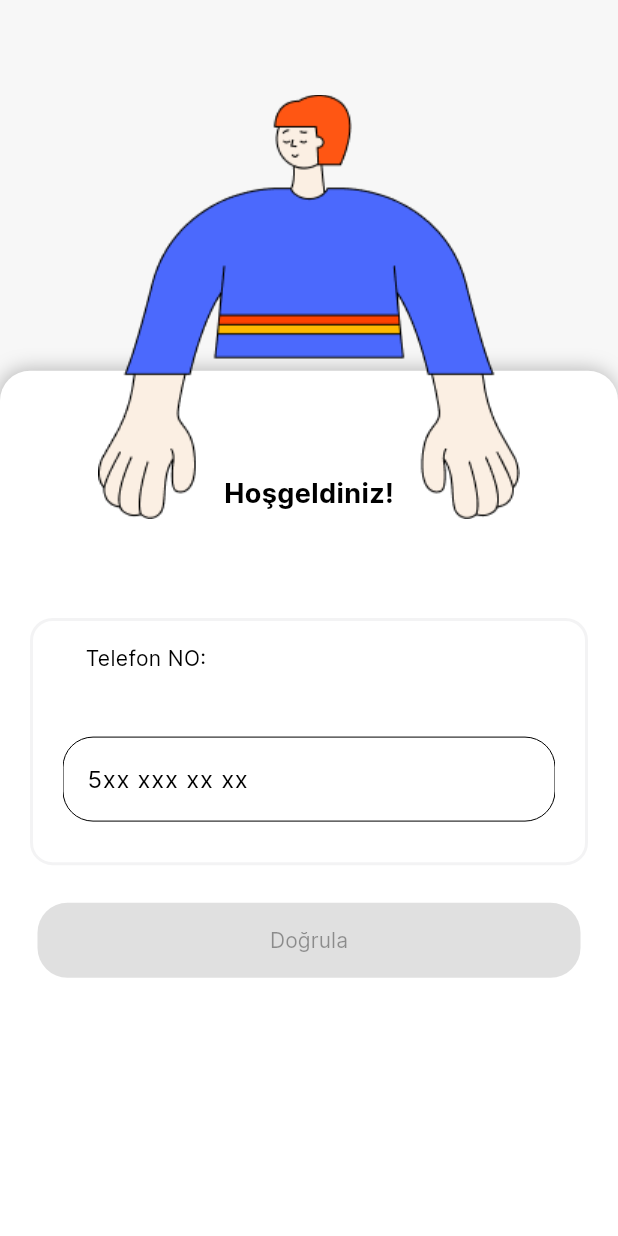
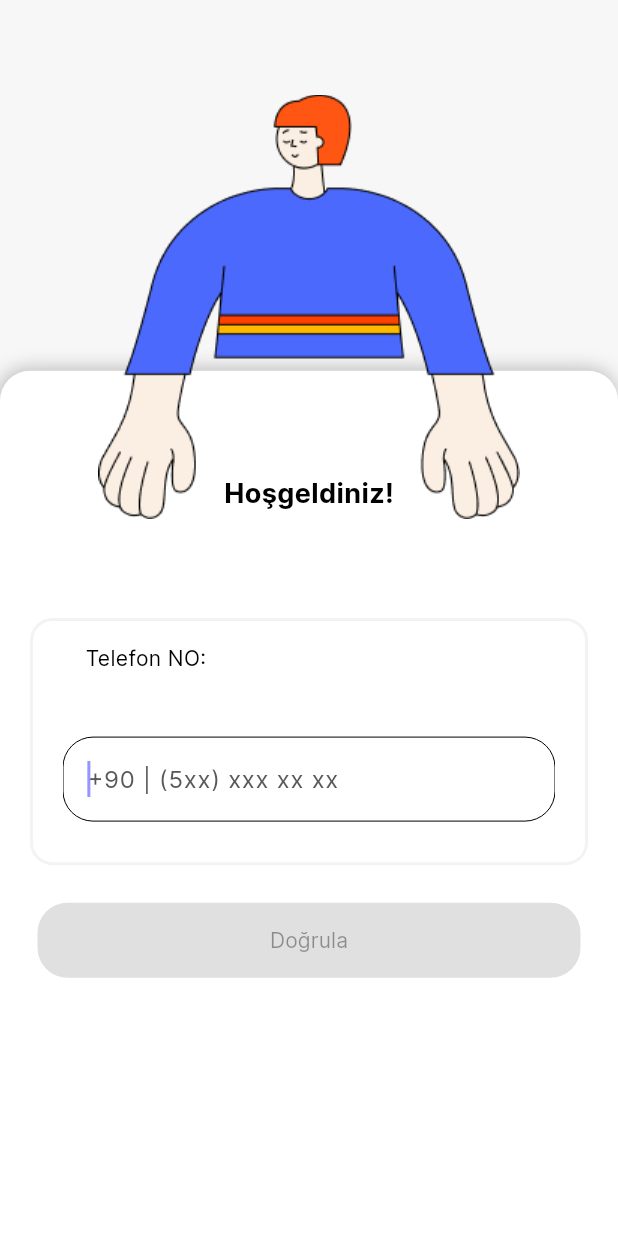
Before and after one commit to yavuzfeti/qr, a Flutter app: the screen it shows after launch, on a phone screen of 412 x 824 dp. Run offline on Flutter 3.47's test engine with Material 3 defaults, Android fonts, the phone set to English and light mode, and no system bars; our stand-ins replace connectivity_plus, dio, flutter_masked_text2, flutter_secure_storage, geolocator, google_nav_bar and 3 more; missing offline and left inert: flutter_barcode_scanner.

```diff
--- a/lib/Screens/Login.dart
+++ b/lib/Screens/Login.dart
@@ -1,5 +1,6 @@
 import 'package:flutter/material.dart';
 import 'package:flutter/services.dart';
+import 'package:flutter_masked_text2/flutter_masked_text2.dart';
 import 'package:pin_code_text_field/pin_code_text_field.dart';
 import 'package:qr/Components/Base.dart';
 import 'package:qr/Components/Message.dart';
@@ -16,8 +17,11 @@ class Login extends StatefulWidget {
 
 class _LoginState extends State<Login> {
 
-  TextEditingController usernameC = TextEditingController();
+  TextEditingController usernameC = MaskedTextController(mask: "+90 | (500) 000 00 00");
   TextEditingController passwordC = TextEditingController();
+
+  FocusNode userFocus = FocusNode();
+  FocusNode passFocus = FocusNode();
 
   @override
   void dispose() {
@@ -46,7 +50,7 @@ class _LoginState extends State<Login> {
     try {
       response = await Network("auth/login").post(
           {
-            "username" : usernameC.text,
+            "username" : usernameC.text.substring(7).replaceAll(" ", "").replaceAll(")", ""),
             "password" : passwordC.text
           }
       );
@@ -170,8 +174,10 @@ class _LoginState extends State<Login> {
                         children: [
                           Center(
                             child: TextField(
+                              autofocus: true,
                               decoration: InputDecoration(
-                                hintText: "5xx xxx xx xx",
+                                hintStyle: TextStyle(color: Themes.grey),
+                                hintText: "+90 | (5xx) xxx xx xx",
                                 enabledBorder: OutlineInputBorder(
                                     borderRadius: BorderRadius.circular(20),
                                     borderSide: BorderSide(
@@ -187,14 +193,16 @@ class _LoginState extends State<Login> {
                               ),
                               keyboardType: TextInputType.number,
                               controller: usernameC,
+                              focusNode: userFocus,
                               inputFormatters: [
                                 FilteringTextInputFormatter.digitsOnly,
-                                LengthLimitingTextInputFormatter(10)
+                                LengthLimitingTextInputFormatter(21)
                               ],
                               onChanged: (v)
                               {
-                                if(usernameC.text.length > 9)
+                                if(usernameC.text.length > 20)
                                 {
+                                  userFocus.unfocus();
                                   _pageController.animateToPage(
                                     1,
                                     duration: Duration(milliseconds: 500),
@@ -208,6 +216,7 @@ class _LoginState extends State<Login> {
                         Center(
                           child: PinCodeTextField(
                             autofocus: true,
+                            focusNode: passFocus,
                             controller: passwordC,
                             pinBoxBorderWidth: 0,
                           pinBoxColor: Themes.lightGrey,
--- a/lib/Screens/ProcessHistory.dart
+++ b/lib/Screens/ProcessHistory.dart
@@ -30,7 +30,7 @@ class _ProcessHistoryState extends State<ProcessHistory> {
       loading = true;
     });
     id = await storage.read(key: "id");
-    response = await Network("logs?user_id=38&token=1000&key=qrpdks_4iJZafkXr1w87NMU3XXguIPYtqw5NP").get();
+    response = await Network("logs?user_id=$id&key=qrpdks_4iJZafkXr1w87NMU3XXguIPYtqw5NP").get();
     setState(() {
       loading = false;
     });
--- a/lib/Utils/Permissions.dart
+++ b/lib/Utils/Permissions.dart
@@ -19,7 +19,7 @@ class Permissions
 
   static Future<void> locationRequest() async
   {
-    location = (await control(Permission.location) || await control(Permission.locationWhenInUse));
+    location = await control(Permission.location);
   }
 
   static Future<bool> control(Permission permisson) async
--- a/lib/main.dart
+++ b/lib/main.dart
@@ -3,7 +3,6 @@ import 'package:flutter/services.dart';
 import 'package:qr/Components/Internet.dart';
 import 'package:qr/Components/Splash.dart';
 import 'package:qr/Components/Themes.dart';
-import 'package:qr/Utils/Permissions.dart';
 
 final GlobalKey<NavigatorState> navKey = GlobalKey<NavigatorState>();
 bool debugMode = true;
@@ -11,7 +10,6 @@ bool debugMode = true;
 void main() async
 {
   WidgetsFlutterBinding.ensureInitialized();
-  //Permissions.allRequests();
 
   Internet.gecBaslat(splashSure + 1000);
 
--- a/pubspec.yaml
+++ b/pubspec.yaml
@@ -21,6 +21,8 @@ dependencies:
   permission_handler: ^10.2.0
   pin_code_text_field: ^1.8.0
   intl: ^0.18.1
+  geolocator: ^10.1.0
+  flutter_masked_text2: ^0.9.1
 #  firebase_core: ^2.24.0
 #  firebase_messaging: ^14.7.6
 #  flutter_local_notifications: ^16.2.0
```
Also changed, not shown: lib/Screens/Option.dart (+45 -15 lines), pubspec.lock.
